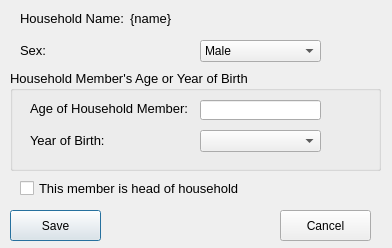
Old version of the form open-ihm/gui/designs/ui_household_addmember.ui in the repository snim2mirror/openihm.
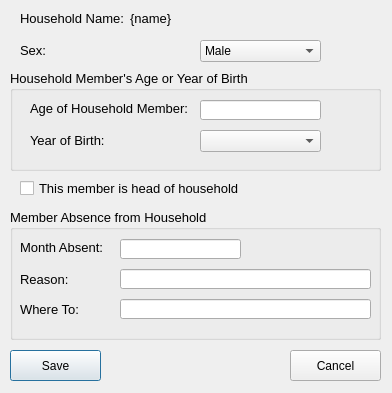
New version of the form.

Commit message: [Member Absence from household] changes to database householdmember table and add member form

The edit to the form file:
```diff
--- a/open-ihm/gui/designs/ui_household_addmember.ui
+++ b/open-ihm/gui/designs/ui_household_addmember.ui
@@ -10,7 +10,7 @@
     <x>0</x>
     <y>0</y>
     <width>392</width>
-    <height>248</height>
+    <height>393</height>
    </rect>
   </property>
   <property name="windowTitle">
@@ -38,7 +38,7 @@
    <property name="geometry">
     <rect>
      <x>10</x>
-     <y>210</y>
+     <y>350</y>
      <width>91</width>
      <height>31</height>
     </rect>
@@ -130,8 +130,8 @@
   <widget class="QPushButton" name="cmdCancel">
    <property name="geometry">
     <rect>
-     <x>280</x>
-     <y>210</y>
+     <x>290</x>
+     <y>350</y>
      <width>91</width>
      <height>31</height>
     </rect>
@@ -214,6 +214,98 @@
     </property>
    </widget>
   </widget>
+  <widget class="QGroupBox" name="groupBox_2">
+   <property name="geometry">
+    <rect>
+     <x>10</x>
+     <y>209</y>
+     <width>371</width>
+     <height>131</height>
+    </rect>
+   </property>
+   <property name="font">
+    <font>
+     <pointsize>10</pointsize>
+    </font>
+   </property>
+   <property name="title">
+    <string>Member Absence from Household</string>
+   </property>
+   <widget class="QLabel" name="label_5">
+    <property name="geometry">
+     <rect>
+      <x>10</x>
+      <y>30</y>
+      <width>161</width>
+      <height>16</height>
+     </rect>
+    </property>
+    <property name="font">
+     <font>
+      <pointsize>10</pointsize>
+     </font>
+    </property>
+    <property name="text">
+     <string>Month Absent:</string>
+    </property>
+   </widget>
+   <widget class="QLineEdit" name="txtMonthAbsent">
+    <property name="geometry">
+     <rect>
+      <x>110</x>
+      <y>30</y>
+      <width>121</width>
+      <height>20</height>
+     </rect>
+    </property>
+   </widget>
+   <widget class="QLabel" name="label_6">
+    <property name="geometry">
+     <rect>
+      <x>10</x>
+      <y>60</y>
+      <width>101</width>
+      <height>21</height>
+     </rect>
+    </property>
+    <property name="text">
+     <string>Reason:</string>
+    </property>
+   </widget>
+   <widget class="QLineEdit" name="txtReason">
+    <property name="geometry">
+     <rect>
+      <x>110</x>
+      <y>60</y>
+      <width>251</width>
+      <height>20</height>
+     </rect>
+    </property>
+   </widget>
+   <widget class="QLabel" name="label_7">
+    <property name="geometry">
+     <rect>
+      <x>10</x>
+      <y>90</y>
+      <width>91</width>
+      <height>21</height>
+     </rect>
+    </property>
+    <property name="text">
+     <string>Where To:</string>
+    </property>
+   </widget>
+   <widget class="QLineEdit" name="txtWhere">
+    <property name="geometry">
+     <rect>
+      <x>110</x>
+      <y>90</y>
+      <width>251</width>
+      <height>20</height>
+     </rect>
+    </property>
+   </widget>
+  </widget>
  </widget>
  <tabstops>
   <tabstop>chkHeadHousehold</tabstop>
```
Left out of the diff: 5 changed lines with no effect on the pictures. The commit also changes 2 other files.
